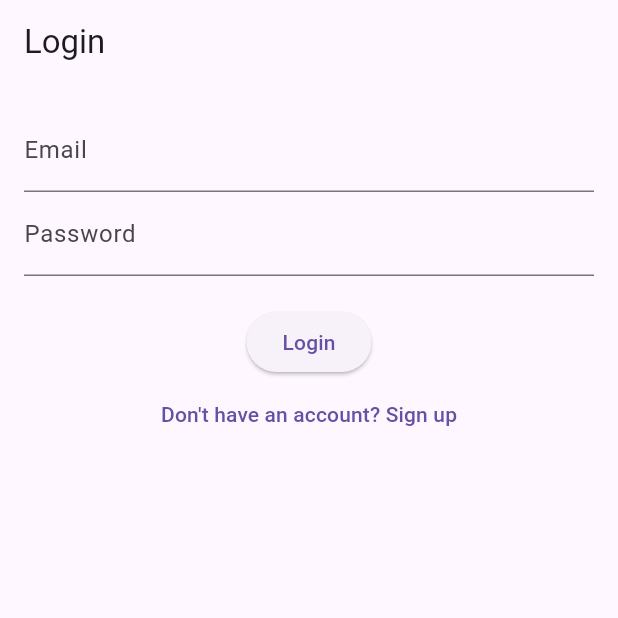
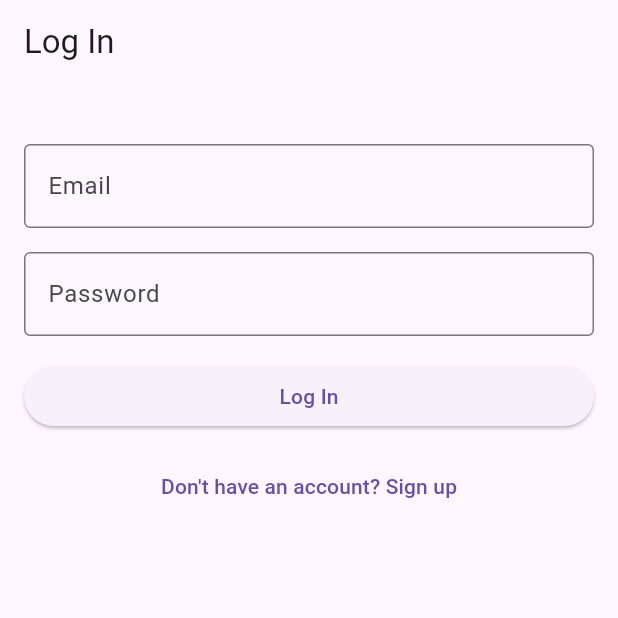
Before and after one commit to abigailsheldon/book_app, a Flutter app: the screen it shows after launch, on a phone screen of 412 x 824 dp, the top half of it. Run offline on Flutter 3.47's test engine with Material 3 defaults, Android fonts, the phone set to English and light mode, and no system bars; our stand-ins replace cloud_firestore, firebase_auth, firebase_core, flutter_dotenv; missing offline and left inert: dart_openai; accounts and stored records are empty.

```diff
--- a/lib/main.dart
+++ b/lib/main.dart
@@ -3,6 +3,7 @@ import 'package:firebase_core/firebase_core.dart';
 import 'package:flutter_dotenv/flutter_dotenv.dart';
 import 'package:provider/provider.dart';
 import 'package:dart_openai/dart_openai.dart';
+import 'package:firebase_auth/firebase_auth.dart';
 
 import 'firebase_options.dart';
 
@@ -35,6 +36,11 @@ void main() async {
     options: DefaultFirebaseOptions.currentPlatform,
   );
 
+  // DISABLE reCAPTCHA on Android emulators/dev builds ***
+  await FirebaseAuth.instance
+      .setSettings(appVerificationDisabledForTesting: true);
+
+
   runApp(const BookApp());
 }
 
@@ -53,8 +59,6 @@ class BookApp extends StatelessWidget {
         ChangeNotifierProvider(create: (_) => ReviewProvider()),        ChangeNotifierProvider(create: (_) => ReviewProvider()),
         ChangeNotifierProvider(create: (_) => DiscussionProvider()),
         ChangeNotifierProvider(create: (_) => RecommendationProvider()),
-
-
 
         // Provides authentication state and methods via UserProvider
         ChangeNotifierProvider(create: (_) => UserProvider()),
--- a/lib/screens/login_screen.dart
+++ b/lib/screens/login_screen.dart
@@ -1,13 +1,11 @@
+// lib/screens/login_screen.dart
+
 import 'package:flutter/material.dart';
 import 'package:provider/provider.dart';
 import '../providers/user_provider.dart';
 
-/*
- * Login form, handles validation, displays errors,
- * and calls UserProvider.login when submitting.
- */
 class LoginScreen extends StatefulWidget {
-  const LoginScreen({super.key});
+  const LoginScreen({Key? key}) : super(key: key);
 
   @override
   State<LoginScreen> createState() => _LoginScreenState();
@@ -18,65 +16,115 @@ class _LoginScreenState extends State<LoginScreen> {
   String _email = '';
   String _password = '';
   bool _loading = false;
+  String? _errorText;
 
   @override
   Widget build(BuildContext context) {
-    final userProv = Provider.of<UserProvider>(context);
+    final userProv = context.read<UserProvider>();
+
     return Scaffold(
-      appBar: AppBar(title: const Text('Login')),
-      body: Padding(
-        padding: const EdgeInsets.all(16.0),
+      appBar: AppBar(title: const Text('Log In')),
+      resizeToAvoidBottomInset: true,
+      body: SafeArea(
+        child: SingleChildScrollView(
+          padding: const EdgeInsets.all(16),
           child: Form(
             key: _formKey,
             child: Column(
+              mainAxisSize: MainAxisSize.min,
+              crossAxisAlignment: CrossAxisAlignment.stretch,
               children: [
-              // Email input
+                const SizedBox(height: 24),
+
+                // Email field
                 TextFormField(
-                decoration: const InputDecoration(labelText: 'Email'),
+                  decoration: const InputDecoration(
+                    labelText: 'Email',
+                    border: OutlineInputBorder(),
+                  ),
                   keyboardType: TextInputType.emailAddress,
-                validator: (val) =>
-                    val != null && val.contains('@') ? null : 'Invalid email',
-                onSaved: (val) => _email = val!.trim(),
+                  validator: (v) =>
+                      v != null && v.contains('@') ? null : 'Invalid email',
+                  onSaved: (v) => _email = v!.trim(),
                 ),
-              // Password input
+                const SizedBox(height: 16),
+
+                // Password field
                 TextFormField(
-                decoration: const InputDecoration(labelText: 'Password'),
+                  decoration: const InputDecoration(
+                    labelText: 'Password',
+                    border: OutlineInputBorder(),
+                  ),
                   obscureText: true,
-                validator: (val) =>
-                    val != null && val.length >= 6 ? null : 'Min 6 chars',
-                onSaved: (val) => _password = val!,
+                  validator: (v) => v != null && v.length >= 6
+                      ? null
+                      : 'Password must be at least 6 characters',
+                  onSaved: (v) => _password = v!,
                 ),
-              const SizedBox(height: 20),
-              // Error message
-              if (userProv.errorMessage != null)
-                Text(userProv.errorMessage!,
-                    style: const TextStyle(color: Colors.red)),
-              // Login button
+                const SizedBox(height: 16),
+
+                // Inline error message
+                if (_errorText != null)
+                  Padding(
+                    padding: const EdgeInsets.only(bottom: 12),
+                    child: Text(
+                      _errorText!,
+                      style: const TextStyle(color: Colors.red),
+                      textAlign: TextAlign.center,
+                    ),
+                  ),
+
+                // Log In button
                 ElevatedButton(
                   onPressed: _loading
                       ? null
                       : () async {
-                        if (_formKey.currentState!.validate()) {
+                          // Validate & save form
+                          if (!_formKey.currentState!.validate()) return;
                           _formKey.currentState!.save();
-                          setState(() => _loading = true);
+
+                          setState(() {
+                            _loading = true;
+                            _errorText = null;
+                          });
+
+                          // Attempt login
                           final success =
                               await userProv.login(_email, _password);
+
                           setState(() => _loading = false);
-                          if (success) Navigator.pushReplacementNamed(context, '/home');
+
+                          if (success) {
+                            // Navigate on success
+                            Navigator.pushReplacementNamed(context, '/home');
+                          } else {
+                            // Show provider error
+                            setState(() {
+                              _errorText = userProv.errorMessage;
+                            });
                           }
                         },
-                child:
-                    _loading ? const CircularProgressIndicator() : const Text('Login'),
+                  child: _loading
+                      ? const SizedBox(
+                          width: 20,
+                          height: 20,
+                          child: CircularProgressIndicator(strokeWidth: 2),
+                        )
+                      : const Text('Log In'),
                 ),
-              // Navigate to signup
+                const SizedBox(height: 12),
+
+                // Link to Sign Up
                 TextButton(
-                onPressed: () => Navigator.pushNamed(context, '/signup'),
+                  onPressed: () =>
+                      Navigator.pushReplacementNamed(context, '/signup'),
                   child: const Text("Don't have an account? Sign up"),
                 ),
               ],
             ),
           ),
         ),
+      ),
     );
   }
 }
```
Also changed, not shown: lib/firebase_options.dart, 3 other files. Lines whose indentation alone changed are shown as unchanged.
